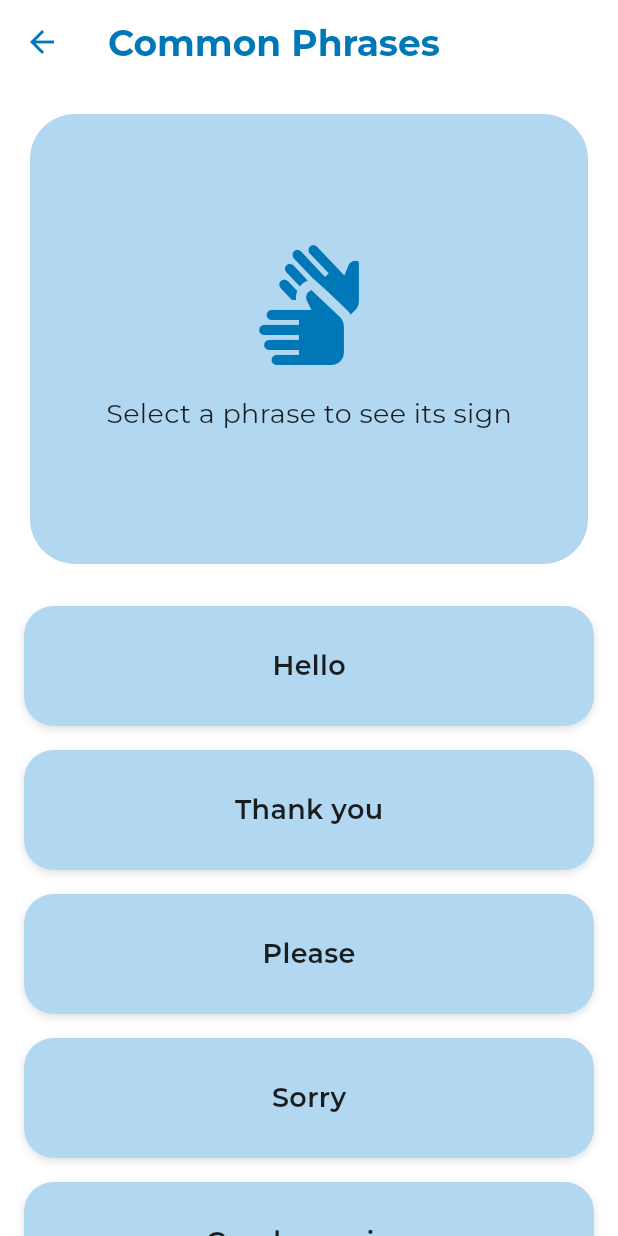
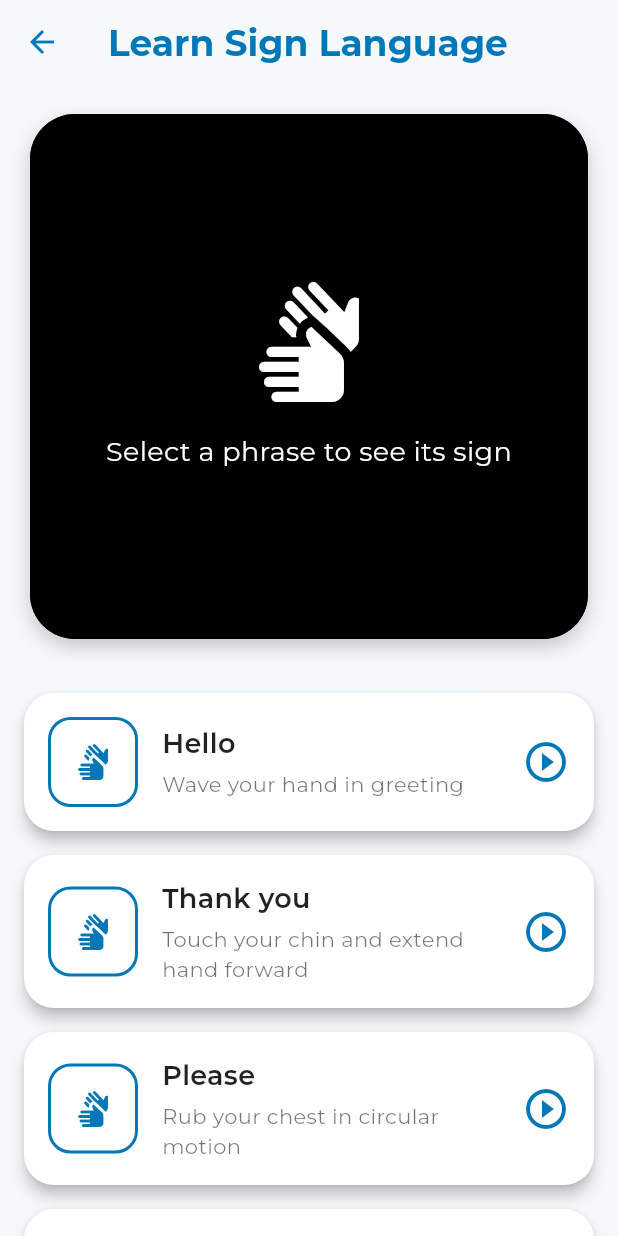
Before and after one commit to Livox91/ComunistSIgn, a Flutter app: the TextToSignScreen screen opened directly, on a phone screen of 412 x 824 dp. Run offline on Flutter 3.47's test engine with Material 3 defaults, Android fonts, the phone set to English and light mode, and no system bars; drawn by our look-alikes of cached_network_image; our stand-ins replace bloc, camera, equatable, firebase_auth, firebase_core, flutter_bloc and 4 more; accounts and stored records are empty; network calls fail.

Commit message:
text to sign added

```diff
--- a/lib/data/guesture_service.dart
+++ b/lib/data/guesture_service.dart
@@ -29,6 +29,16 @@ class GuestureService {
       if (response.statusCode == 200) {
         var jsonResponse = jsonDecode(response.body);
 
+        // Check if response is the detecting message
+        if (jsonResponse is String && jsonResponse.contains("Detecting")) {
+          return GestureResponse(
+            gestures: [],
+            sequence: [],
+            phrase: "Detecting...",
+            error: null,
+          );
+        }
+
         return GestureResponse(
           gestures: jsonResponse.containsKey('gestures')
               ? List<String>.from(jsonResponse['gestures'])
@@ -40,17 +50,21 @@ class GuestureService {
           error: null,
         );
       } else {
+        // Changed to return "Detecting..." instead of error
         return GestureResponse(
           gestures: [],
           sequence: [],
-          error: 'Server error: ${response.statusCode}',
+          phrase: "Detecting...",
+          error: null,
         );
       }
     } catch (e) {
+      // Changed to return "Detecting..." instead of error
       return GestureResponse(
         gestures: [],
         sequence: [],
-        error: 'Error: $e',
+        phrase: "Detecting...",
+        error: null,
       );
     }
   }
--- a/lib/text_to_sign.dart
+++ b/lib/text_to_sign.dart
@@ -1,6 +1,7 @@
 import 'package:flutter/material.dart';
 import 'package:google_fonts/google_fonts.dart';
 import 'package:video_player/video_player.dart';
+import 'package:cached_network_image/cached_network_image.dart';
 
 class TextToSignScreen extends StatefulWidget {
   @override
@@ -14,12 +15,32 @@ class _TextToSignScreenState extends State<TextToSignScreen> {
   bool _isLoading = false;
   String _errorMessage = '';
 
-  final Map<String, String> phraseVideos = {
-    'Hello': 'assets/hello.mp4',
-    'Thank you': 'assets/thank_you.mp4',
-    'Please': 'assets/please.mp4',
-    'Sorry': 'assets/sorry.mp4',
-    'Good morning': 'assets/good_morning.mp4',
+  final Map<String, Map<String, String>> phraseData = {
+    'Hello': {
+      'video': 'https://example.com/videos/hello.mp4',
+      'thumbnail': 'https://example.com/thumbnails/hello.jpg',
+      'description': 'Wave your hand in greeting',
+    },
+    'Thank you': {
+      'video': 'https://example.com/videos/thank_you.mp4',
+      'thumbnail': 'https://example.com/thumbnails/thank_you.jpg',
+      'description': 'Touch your chin and extend hand forward',
+    },
+    'Please': {
+      'video': 'https://example.com/videos/please.mp4',
+      'thumbnail': 'https://example.com/thumbnails/please.jpg',
+      'description': 'Rub your chest in circular motion',
+    },
+    'Sorry': {
+      'video': 'https://example.com/videos/sorry.mp4',
+      'thumbnail': 'https://example.com/thumbnails/sorry.jpg',
+      'description': 'Make a fist and rub it in circular motion',
+    },
+    'Good morning': {
+      'video': 'https://example.com/videos/good_morning.mp4',
+      'thumbnail': 'https://example.com/thumbnails/good_morning.jpg',
+      'description': 'Combine signs for good and morning',
+    },
   };
 
   @override
@@ -37,44 +58,33 @@ class _TextToSignScreenState extends State<TextToSignScreen> {
     });
 
     try {
-    // Dispose of previous controller
       await _controller?.dispose();
 
-    final videoPath = phraseVideos[phrase];
-    if (videoPath == null) {
-      throw Exception('Video path not found for phrase: $phrase');
+      final videoUrl = phraseData[phrase]?['video'];
+      if (videoUrl == null) {
+        throw Exception('Video URL not found for phrase: $phrase');
       }
 
-    _controller = VideoPlayerController.asset(
-      videoPath,
+      _controller = VideoPlayerController.network(
+        videoUrl,
         videoPlayerOptions: VideoPlayerOptions(
           mixWithOthers: true,
           allowBackgroundPlayback: false,
         ),
       );
 
-    // Add error listener before initialization
       _controller!.addListener(() {
-      final error = _controller!.value.errorDescription;
-      if (error != null && error.isNotEmpty) {
-        print('Video player error: $error');
+        if (_controller!.value.hasError) {
           setState(() {
-          _errorMessage = 'Error playing video: $error';
+            _errorMessage = 'Error playing video: ${_controller!.value.errorDescription}';
             _isLoading = false;
           });
         }
       });
 
-    // Initialize with error catching
-    await _controller!.initialize().catchError((error) {
-      print('Initialization error: $error');
-      setState(() {
-        _errorMessage = 'Could not load video. Please check asset files.';
-        _isLoading = false;
-      });
-      return;
-    });
+      await _controller!.initialize();
 
+      if (mounted) {
         setState(() {
           _selectedPhrase = phrase;
           _isPlaying = true;
@@ -82,43 +92,95 @@ class _TextToSignScreenState extends State<TextToSignScreen> {
         });
 
         await _controller!.play();
+      }
     } catch (error) {
-    print('Error in _playVideo: $error');
+      if (mounted) {
         setState(() {
           _isLoading = false;
-      _errorMessage = 'Failed to load video. Please check assets and paths.';
+          _errorMessage = 'Failed to load video. Please check your internet connection.';
         });
+      }
     }
   }
 
   Widget _buildPhraseCard(String phrase) {
     final isSelected = _selectedPhrase == phrase;
+    final description = phraseData[phrase]?['description'] ?? '';
 
     return Container(
       margin: EdgeInsets.symmetric(vertical: 8, horizontal: 16),
-      child: GestureDetector(
+      child: Material(
+        elevation: 4,
+        borderRadius: BorderRadius.circular(20),
+        color: isSelected ? Color(0xFF0077B6) : Colors.white,
+        child: InkWell(
+          borderRadius: BorderRadius.circular(20),
           onTap: () => _playVideo(phrase),
           child: Container(
-          height: 80,
+            padding: EdgeInsets.all(16),
+            child: Row(
+              children: [
+                Container(
+                  width: 60,
+                  height: 60,
                   decoration: BoxDecoration(
-            color: isSelected ? Color(0xFF0077B6) : Color(0xFFB2D7F0),
-            borderRadius: BorderRadius.circular(20),
-            boxShadow: [
-              BoxShadow(
-                color: Colors.black12,
-                blurRadius: 4,
-                offset: Offset(0, 2),
+                    borderRadius: BorderRadius.circular(15),
+                    border: Border.all(
+                      color: isSelected ? Colors.white : Color(0xFF0077B6),
+                      width: 2,
                     ),
-            ],
                   ),
-          child: Center(
-            child: Text(
+                  child: ClipRRect(
+                    borderRadius: BorderRadius.circular(13),
+                    child: CachedNetworkImage(
+                      imageUrl: phraseData[phrase]?['thumbnail'] ?? '',
+                      fit: BoxFit.cover,
+                      placeholder: (context, url) => Container(
+                        color: Color(0xFFB2D7F0),
+                        child: Icon(
+                          Icons.sign_language,
+                          color: Color(0xFF0077B6),
+                        ),
+                      ),
+                      errorWidget: (context, url, error) => Icon(
+                        Icons.sign_language,
+                        color: Color(0xFF0077B6),
+                      ),
+                    ),
+                  ),
+                ),
+                SizedBox(width: 16),
+                Expanded(
+                  child: Column(
+                    crossAxisAlignment: CrossAxisAlignment.start,
+                    children: [
+                      Text(
                         phrase,
                         style: GoogleFonts.montserrat(
                           fontSize: 18,
                           fontWeight: FontWeight.w600,
                           color: isSelected ? Colors.white : Colors.black87,
                         ),
+                      ),
+                      SizedBox(height: 4),
+                      Text(
+                        description,
+                        style: GoogleFonts.montserrat(
+                          fontSize: 14,
+                          color: isSelected ? Colors.white70 : Colors.black54,
+                        ),
+                        maxLines: 2,
+                        overflow: TextOverflow.ellipsis,
+                      ),
+                    ],
+                  ),
+                ),
+                Icon(
+                  Icons.play_circle_outline,
+                  color: isSelected ? Colors.white : Color(0xFF0077B6),
+                  size: 32,
+                ),
+              ],
             ),
           ),
         ),
@@ -127,14 +189,19 @@ class _TextToSignScreenState extends State<TextToSignScreen> {
   }
 
   Widget _buildVideoPlayer() {
-    return Column(
-      children: [
-        Container(
-          height: 300,
+    return Container(
+      height: 350,
       margin: EdgeInsets.all(20),
       decoration: BoxDecoration(
-            color: Color(0xFFB2D7F0),
+        color: Colors.black,
         borderRadius: BorderRadius.circular(30),
+        boxShadow: [
+          BoxShadow(
+            color: Colors.black.withOpacity(0.2),
+            blurRadius: 10,
+            offset: Offset(0, 5),
+          ),
+        ],
       ),
       child: ClipRRect(
         borderRadius: BorderRadius.circular(30),
@@ -142,29 +209,34 @@ class _TextToSignScreenState extends State<TextToSignScreen> {
           fit: StackFit.expand,
           children: [
             if (_controller != null && _controller!.value.isInitialized)
-                  FittedBox(
-                    fit: BoxFit.contain,
-                    child: SizedBox(
-                      width: _controller!.value.size.width,
-                      height: _controller!.value.size.height,
+              AspectRatio(
+                aspectRatio: _controller!.value.aspectRatio,
                 child: VideoPlayer(_controller!),
               ),
+            AnimatedOpacity(
+              opacity: _isLoading ? 1.0 : 0.0,
+              duration: Duration(milliseconds: 300),
+              child: Container(
+                color: Colors.black54,
+                child: Center(
+                  child: CircularProgressIndicator(
+                    color: Colors.white,
+                    strokeWidth: 3,
                   ),
-                if (_isLoading)
-                  Center(
-                    child: CircularProgressIndicator(
-                      color: Color(0xFF0077B6),
+                ),
               ),
             ),
             if (!_isLoading && (_controller == null || !_controller!.value.isInitialized))
-                  Center(
+              Container(
+                color: Colors.black87,
+                child: Center(
                   child: Column(
                     mainAxisAlignment: MainAxisAlignment.center,
                     children: [
                       Icon(
                         Icons.sign_language,
                         size: 80,
-                          color: Color(0xFF0077B6),
+                        color: Colors.white,
                       ),
                       SizedBox(height: 20),
                       Text(
@@ -173,33 +245,24 @@ class _TextToSignScreenState extends State<TextToSignScreen> {
                             : 'Loading video for: $_selectedPhrase',
                         style: GoogleFonts.montserrat(
                           fontSize: 18,
-                            color: Colors.black87,
+                          color: Colors.white,
+                        ),
+                        textAlign: TextAlign.center,
+                      ),
+                    ],
+                  ),
                 ),
               ),
           ],
         ),
       ),
-              ],
-            ),
-          ),
-        ),
-        if (_errorMessage.isNotEmpty)
-          Padding(
-            padding: EdgeInsets.symmetric(horizontal: 20),
-            child: Text(
-              _errorMessage,
-              style: TextStyle(color: Colors.red),
-              textAlign: TextAlign.center,
-            ),
-          ),
-      ],
     );
   }
 
   @override
   Widget build(BuildContext context) {
     return Scaffold(
-      backgroundColor: Color(0xFFFFFFFF),
+      backgroundColor: Color(0xFFF5F9FC),
       appBar: AppBar(
         backgroundColor: Colors.transparent,
         elevation: 0,
@@ -208,7 +271,7 @@ class _TextToSignScreenState extends State<TextToSignScreen> {
           onPressed: () => Navigator.pop(context),
         ),
         title: Text(
-          'Common Phrases',
+          'Learn Sign Language',
           style: GoogleFonts.montserrat(
             fontSize: 24,
             fontWeight: FontWeight.bold,
@@ -219,9 +282,34 @@ class _TextToSignScreenState extends State<TextToSignScreen> {
       body: Column(
         children: [
           _buildVideoPlayer(),
+          if (_errorMessage.isNotEmpty)
+            Padding(
+              padding: EdgeInsets.symmetric(horizontal: 20),
+              child: Container(
+                padding: EdgeInsets.all(12),
+                decoration: BoxDecoration(
+                  color: Colors.red.shade50,
+                  borderRadius: BorderRadius.circular(10),
+                  border: Border.all(color: Colors.red.shade200),
+                ),
+                child: Row(
+                  children: [
+                    Icon(Icons.error_outline, color: Colors.red),
+                    SizedBox(width: 8),
+                    Expanded(
+                      child: Text(
+                        _errorMessage,
+                        style: TextStyle(color: Colors.red.shade700),
+                      ),
+                    ),
+                  ],
+                ),
+              ),
+            ),
           Expanded(
             child: ListView(
-              children: phraseVideos.keys
+              padding: EdgeInsets.only(top: 8, bottom: 20),
+              children: phraseData.keys
                   .map((phrase) => _buildPhraseCard(phrase))
                   .toList(),
             ),
--- a/pubspec.yaml
+++ b/pubspec.yaml
@@ -48,6 +48,7 @@ dependencies:
   flutter_bloc: ^8.1.6
   equatable: ^2.0.7
   shared_preferences: ^2.3.4
+  cached_network_image: ^3.4.1
 
 dev_dependencies:
   flutter_test:
```
Also changed, not shown: 3 other files. Lines whose indentation alone changed are shown as unchanged.
